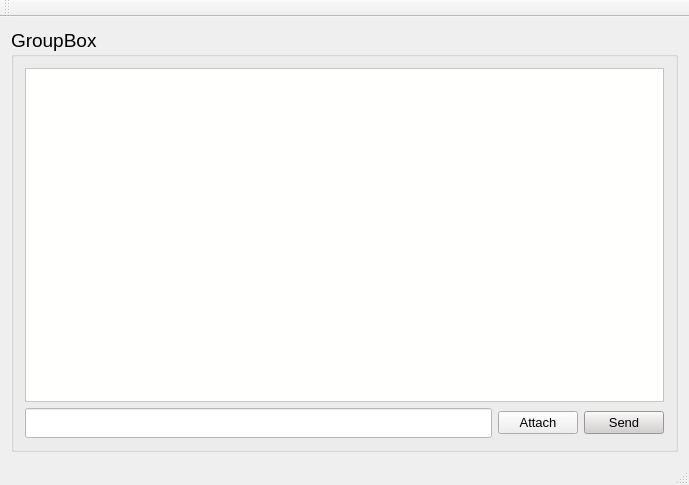
Before: the Qt Designer form MainClientNew/chatbox.ui in r17v1/connect, drawn with Qt 5.
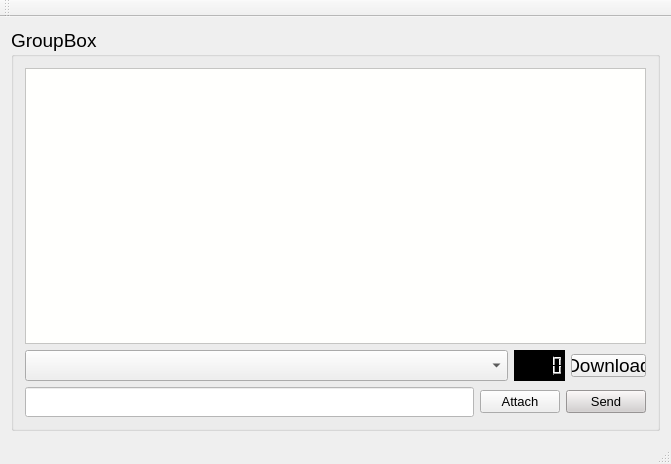
After: the same form once the commit is applied.

```diff
--- a/MainClientNew/chatbox.ui
+++ b/MainClientNew/chatbox.ui
@@ -6,15 +6,15 @@
    <rect>
     <x>0</x>
     <y>0</y>
-    <width>689</width>
-    <height>485</height>
+    <width>671</width>
+    <height>464</height>
    </rect>
   </property>
   <property name="windowTitle">
    <string>MainWindow</string>
   </property>
   <widget class="QWidget" name="centralWidget">
-   <layout class="QHBoxLayout" name="horizontalLayout_2">
+   <layout class="QVBoxLayout" name="verticalLayout_3">
     <item>
      <widget class="QGroupBox" name="groupBox">
       <property name="font">
@@ -29,6 +29,8 @@
       <property name="title">
        <string>GroupBox</string>
       </property>
+      <layout class="QVBoxLayout" name="verticalLayout_2">
+       <item>
       <layout class="QVBoxLayout" name="verticalLayout">
        <item>
         <widget class="QTextBrowser" name="textBrowser">
@@ -37,6 +39,52 @@
          </property>
         </widget>
        </item>
+         <item>
+          <layout class="QHBoxLayout" name="horizontalLayout_3">
+           <item>
+            <layout class="QHBoxLayout" name="horizontalLayout_2">
+             <item>
+              <widget class="QComboBox" name="comboBox"/>
+             </item>
+             <item>
+              <widget class="QLCDNumber" name="lcdNumber">
+               <property name="maximumSize">
+                <size>
+                 <width>51</width>
+                 <height>16777215</height>
+                </size>
+               </property>
+               <property name="styleSheet">
+                <string notr="true">background:rgb(0, 0, 0)</string>
+               </property>
+               <property name="digitCount">
+                <number>5</number>
+               </property>
+               <property name="segmentStyle">
+                <enum>QLCDNumber::Filled</enum>
+               </property>
+               <property name="intValue" stdset="0">
+                <number>0</number>
+               </property>
+              </widget>
+             </item>
+            </layout>
+           </item>
+           <item>
+            <widget class="QPushButton" name="download">
+             <property name="maximumSize">
+              <size>
+               <width>75</width>
+               <height>23</height>
+              </size>
+             </property>
+             <property name="text">
+              <string>Download</string>
+             </property>
+            </widget>
+           </item>
+          </layout>
+         </item>
        <item>
         <layout class="QHBoxLayout" name="horizontalLayout">
          <item>
@@ -82,6 +130,8 @@
         </layout>
        </item>
       </layout>
+       </item>
+      </layout>
      </widget>
     </item>
    </layout>
```
Left out of the diff: 2 changed lines with no effect on the pictures. Lines whose indentation alone changed are shown as unchanged.
